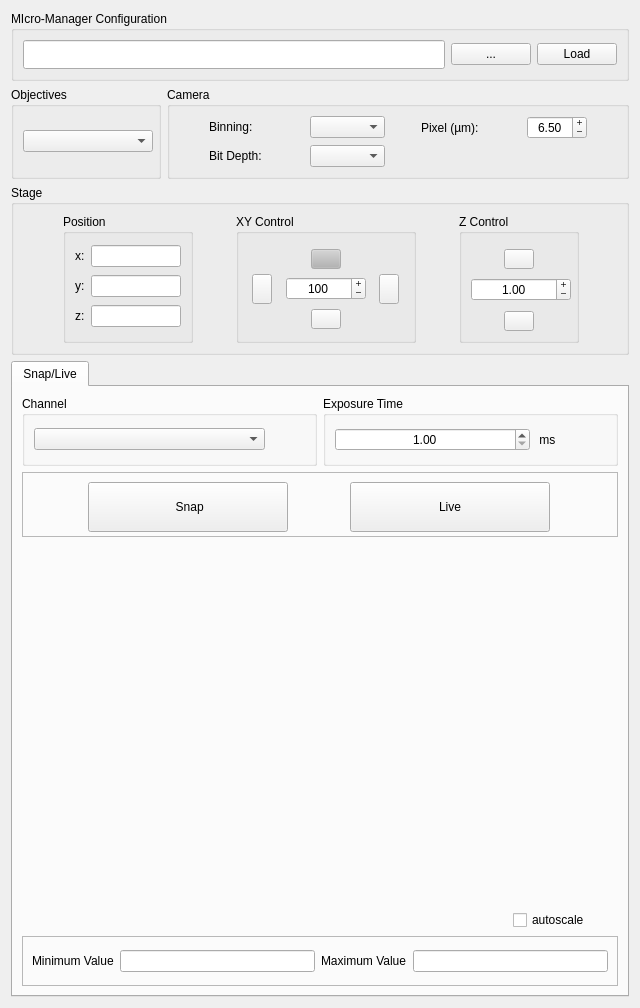
This is micromanager_gui/_ui/micromanager_gui.ui in pymmcore-plus/napari-micromanager as Qt 5 draws it before an edit. The edited form follows.
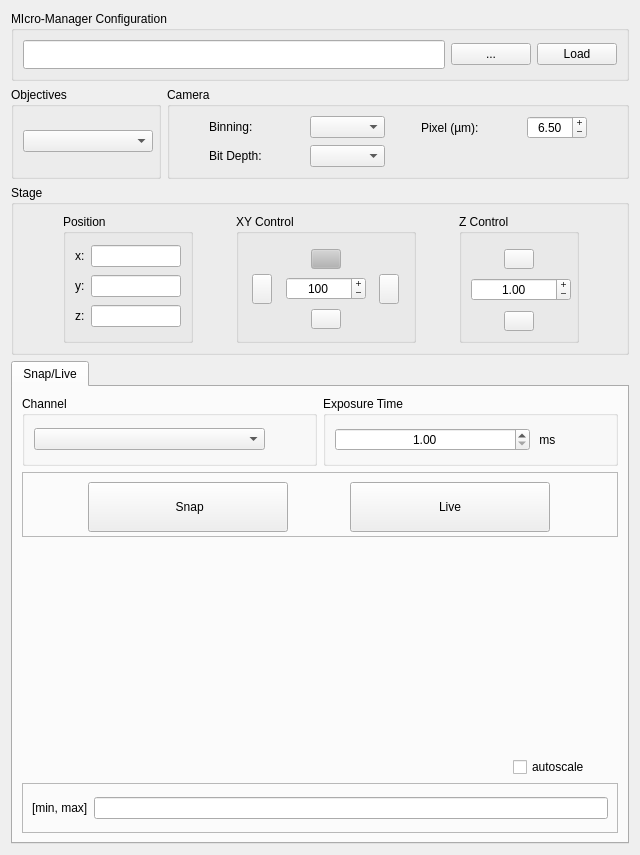
This is the edited form.

Commit message: max_min_val_lineEdit

Diff of the .ui file:
```diff
--- a/micromanager_gui/_ui/micromanager_gui.ui
+++ b/micromanager_gui/_ui/micromanager_gui.ui
@@ -7,7 +7,7 @@
     <x>0</x>
     <y>0</y>
     <width>640</width>
-    <height>1008</height>
+    <height>855</height>
    </rect>
   </property>
   <layout class="QGridLayout" name="gridLayout_5">
@@ -301,32 +301,18 @@
           <enum>QFrame::Raised</enum>
          </property>
          <layout class="QGridLayout" name="gridLayout_11">
-          <item row="0" column="2">
-           <widget class="QLabel" name="label_19">
-            <property name="text">
-             <string>Maximum Value</string>
-            </property>
-           </widget>
-          </item>
           <item row="0" column="0">
            <widget class="QLabel" name="label_18">
             <property name="enabled">
              <bool>true</bool>
             </property>
             <property name="text">
-             <string>Minimum Value</string>
+             <string>[min, max]</string>
             </property>
            </widget>
           </item>
           <item row="0" column="1">
-           <widget class="QLineEdit" name="min_val_lineEdit">
-            <property name="readOnly">
-             <bool>true</bool>
-            </property>
-           </widget>
-          </item>
-          <item row="0" column="3">
-           <widget class="QLineEdit" name="max_val_lineEdit">
+           <widget class="QLineEdit" name="max_min_val_lineEdit">
             <property name="readOnly">
              <bool>true</bool>
             </property>
```
